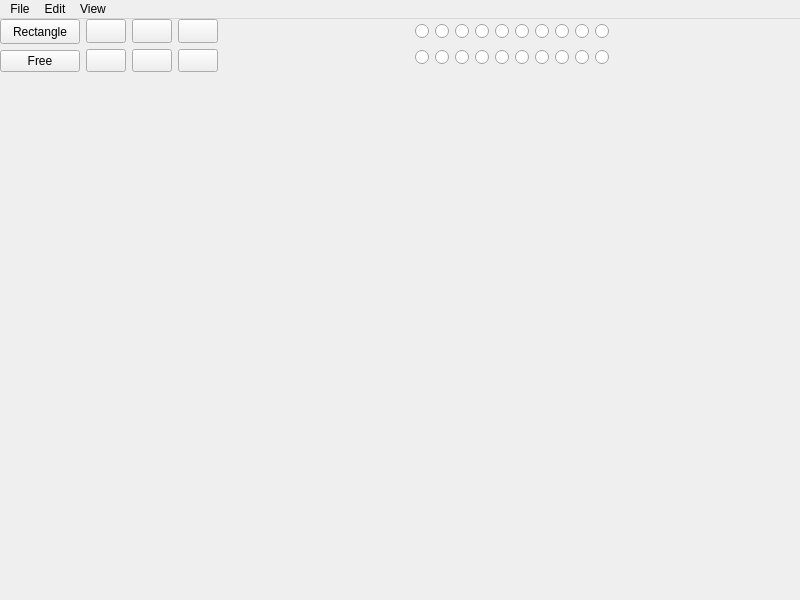
The window that mainwindow.ui (EmirOdabas01/PaintVision) describes before a commit, drawn with Qt 5.
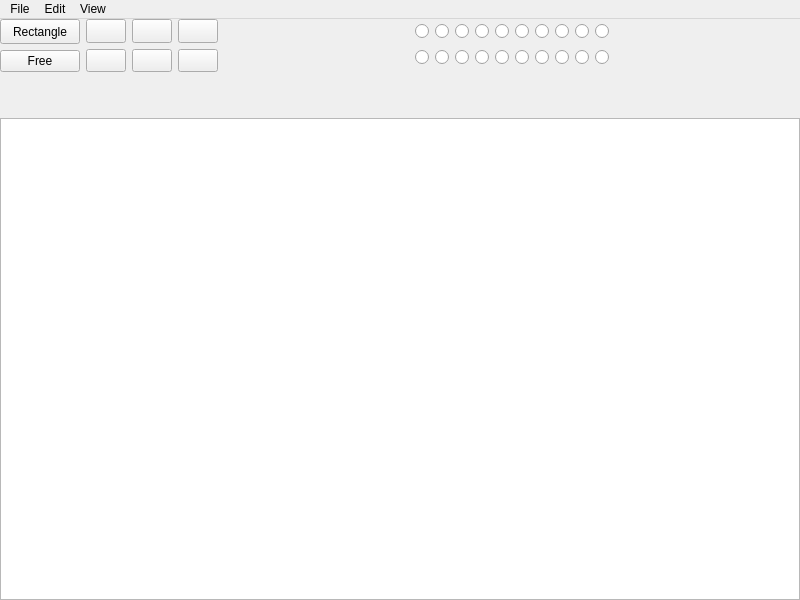
The same window after the commit. Icons and pictures are not drawn.

Diff of the .ui file:
```diff
--- a/mainwindow.ui
+++ b/mainwindow.ui
@@ -543,6 +543,9 @@
       <property name="orientation">
        <enum>Qt::Orientation::Vertical</enum>
       </property>
+      <property name="sizeType">
+       <enum>QSizePolicy::Policy::Minimum</enum>
+      </property>
       <property name="sizeHint" stdset="0">
        <size>
         <width>20</width>
@@ -551,6 +554,19 @@
       </property>
      </spacer>
     </item>
+    <item>
+     <widget class="QGraphicsView" name="graphicsView">
+      <property name="sizePolicy">
+       <sizepolicy hsizetype="Expanding" vsizetype="Expanding">
+        <horstretch>0</horstretch>
+        <verstretch>0</verstretch>
+       </sizepolicy>
+      </property>
+      <property name="styleSheet">
+       <string notr="true"/>
+      </property>
+     </widget>
+    </item>
    </layout>
   </widget>
   <widget class="QMenuBar" name="menuBar_2">
```
